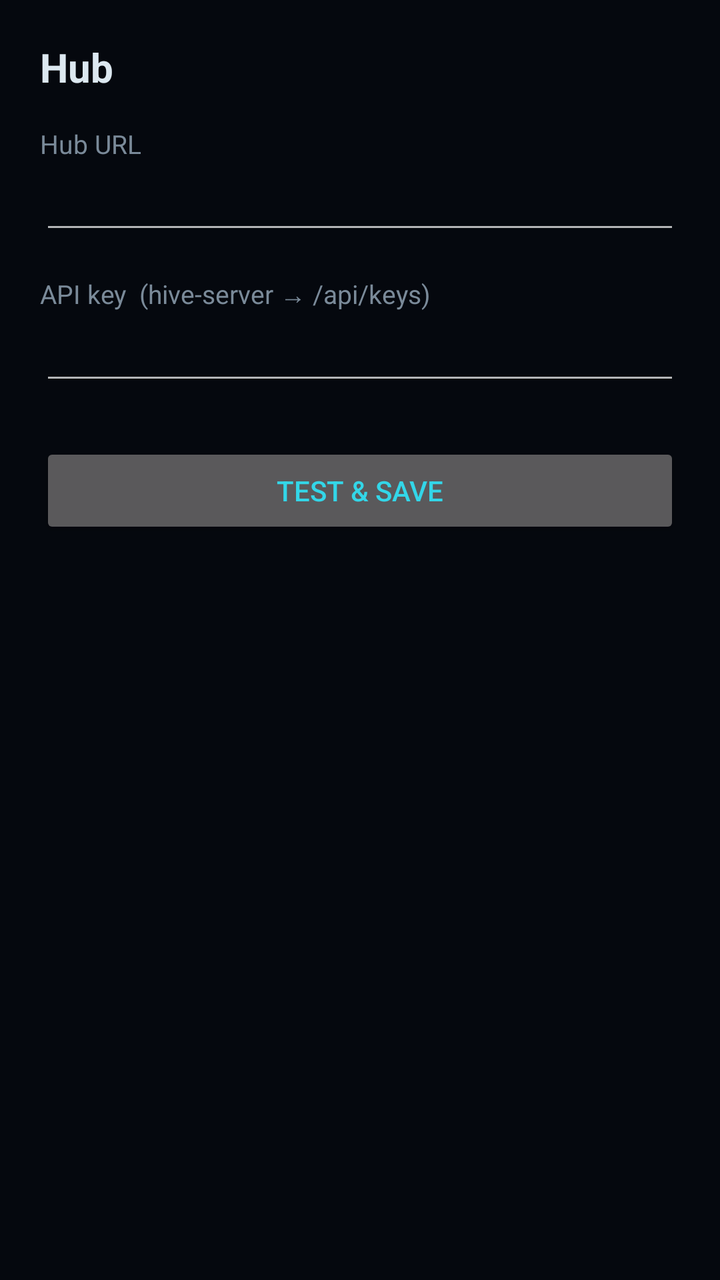
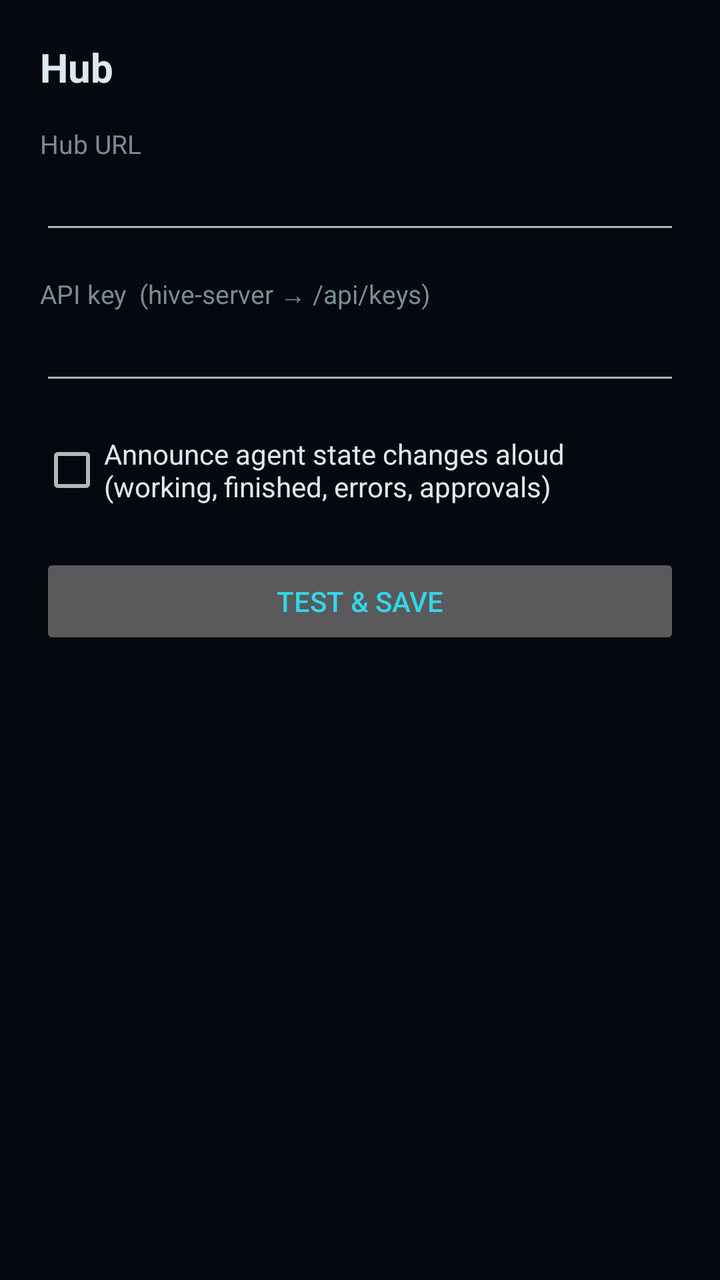

Before-and-after screenshots of an Android layout around one commit, followed by the original layout XML and the change that was made.
<!-- AndroidManifest.xml: application theme Theme.HiveVoice -->
<!-- res/layout/activity_settings.xml -->
<?xml version="1.0" encoding="utf-8"?>
<LinearLayout xmlns:android="http://schemas.android.com/apk/res/android"
    android:orientation="vertical"
    android:layout_width="match_parent"
    android:layout_height="match_parent"
    android:padding="20dp">

    <TextView
        android:layout_width="match_parent"
        android:layout_height="wrap_content"
        android:text="Hub"
        android:textColor="@color/text"
        android:textSize="20sp"
        android:textStyle="bold"
        android:paddingBottom="16dp" />

    <TextView
        android:layout_width="match_parent"
        android:layout_height="wrap_content"
        android:text="Hub URL"
        android:labelFor="@id/urlEdit"
        android:textColor="@color/dim"
        android:textSize="13sp" />

    <EditText
        android:id="@+id/urlEdit"
        android:layout_width="match_parent"
        android:layout_height="wrap_content"
        android:inputType="textUri"
        android:textColor="@color/text"
        android:autofillHints="url" />

    <TextView
        android:layout_width="match_parent"
        android:layout_height="wrap_content"
        android:layout_marginTop="16dp"
        android:text="API key  (hive-server → /api/keys)"
        android:labelFor="@id/keyEdit"
        android:textColor="@color/dim"
        android:textSize="13sp" />

    <EditText
        android:id="@+id/keyEdit"
        android:layout_width="match_parent"
        android:layout_height="wrap_content"
        android:inputType="textVisiblePassword"
        android:textColor="@color/text"
        android:autofillHints="password" />

    <Button
        android:id="@+id/saveButton"
        android:layout_width="match_parent"
        android:layout_height="wrap_content"
        android:layout_marginTop="24dp"
        android:text="Test &amp; Save"
        android:textColor="@color/cyan" />

    <TextView
        android:id="@+id/statusText"
        android:layout_width="match_parent"
        android:layout_height="wrap_content"
        android:layout_marginTop="12dp"
        android:textColor="@color/dim"
        android:textSize="13sp" />
</LinearLayout>
<!-- resources referenced by this layout -->
<resources>
  <color name="cyan">#33D6E8</color>
  <color name="dim">#7A8A99</color>
  <color name="text">#DCE8F0</color>
  <style name="Theme.HiveVoice" parent="android:Theme.Material.NoActionBar">
          <item name="android:windowBackground">@color/bg</item>
          <item name="android:colorAccent">@color/cyan</item>
          <item name="android:statusBarColor">@color/bg</item>
          <item name="android:navigationBarColor">@color/bg</item>
      </style>
  <color name="bg">#05080E</color>
</resources>

<!-- the commit's change to res/layout/activity_settings.xml (unified diff, before → after) -->
@@ -47,6 +47,14 @@
         android:textColor="@color/text"
         android:autofillHints="password" />
 
+    <CheckBox
+        android:id="@+id/announceCheck"
+        android:layout_width="match_parent"
+        android:layout_height="wrap_content"
+        android:layout_marginTop="20dp"
+        android:text="Announce agent state changes aloud (working, finished, errors, approvals)"
+        android:textColor="@color/text" />
+
     <Button
         android:id="@+id/saveButton"
         android:layout_width="match_parent"
